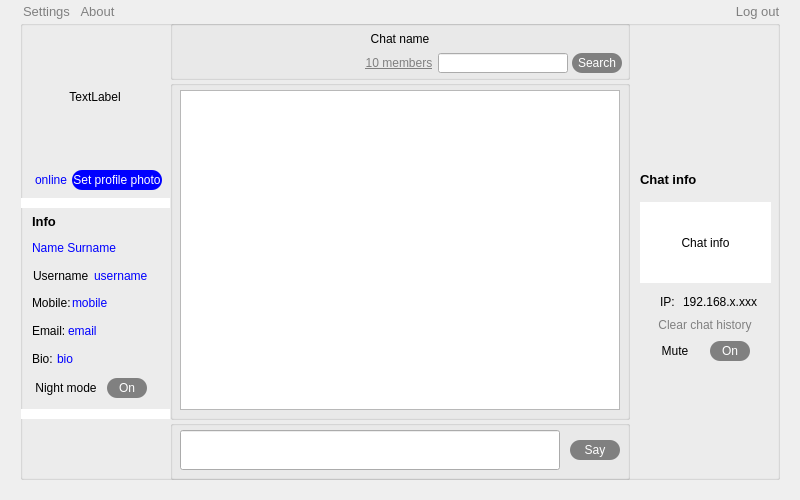
The window that Client/MyClient/myclient.ui (BogdPavel/Twinky) describes before a commit, drawn with Qt 5.
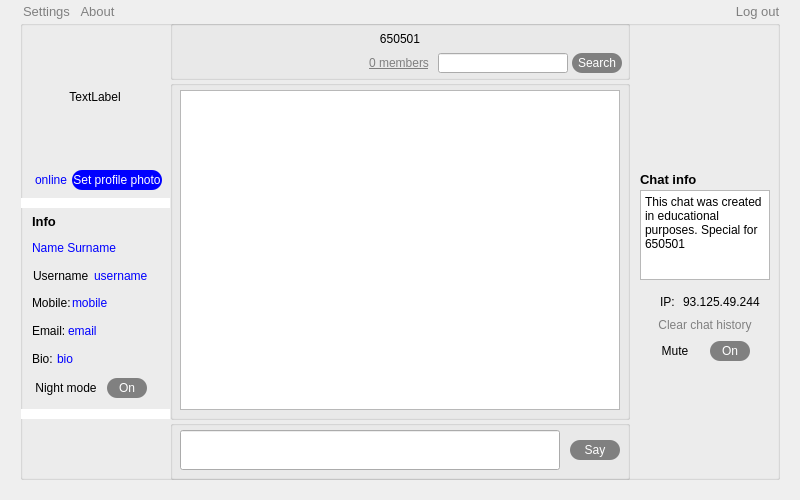
The same window after the commit. Icons and pictures are not drawn.

The edit to the form file:
```diff
--- a/Client/MyClient/myclient.ui
+++ b/Client/MyClient/myclient.ui
@@ -109,7 +109,7 @@
           <string notr="true">background: none</string>
          </property>
          <property name="text">
-          <string>Chat name</string>
+          <string>650501</string>
          </property>
          <property name="alignment">
           <set>Qt::AlignCenter</set>
@@ -158,7 +158,7 @@
 color: grey;</string>
            </property>
            <property name="text">
-            <string>10 members</string>
+            <string>0 members</string>
            </property>
           </widget>
          </item>
@@ -358,25 +358,6 @@
       <string>&lt;html&gt;&lt;head/&gt;&lt;body&gt;&lt;p&gt;&lt;span style=&quot; font-size:10pt; font-weight:600;&quot;&gt;Chat info&lt;/span&gt;&lt;/p&gt;&lt;/body&gt;&lt;/html&gt;</string>
      </property>
     </widget>
-    <widget class="QLabel" name="label_15">
-     <property name="geometry">
-      <rect>
-       <x>620</x>
-       <y>182</y>
-       <width>131</width>
-       <height>81</height>
-      </rect>
-     </property>
-     <property name="styleSheet">
-      <string notr="true">background-color: white</string>
-     </property>
-     <property name="text">
-      <string>Chat info</string>
-     </property>
-     <property name="alignment">
-      <set>Qt::AlignCenter</set>
-     </property>
-    </widget>
     <widget class="QWidget" name="layoutWidget_2">
      <property name="geometry">
       <rect>
@@ -944,7 +925,7 @@
          </size>
         </property>
         <property name="text">
-         <string>192.168.x.xxx</string>
+         <string>93.125.49.244</string>
         </property>
        </widget>
       </item>
@@ -1005,6 +986,26 @@
       </item>
      </layout>
     </widget>
+    <widget class="QTextEdit" name="textEdit">
+     <property name="geometry">
+      <rect>
+       <x>620</x>
+       <y>170</y>
+       <width>130</width>
+       <height>90</height>
+      </rect>
+     </property>
+     <property name="readOnly">
+      <bool>true</bool>
+     </property>
+     <property name="html">
+      <string>&lt;!DOCTYPE HTML PUBLIC &quot;-//W3C//DTD HTML 4.0//EN&quot; &quot;http://www.w3.org/TR/REC-html40/strict.dtd&quot;&gt;
+&lt;html&gt;&lt;head&gt;&lt;meta name=&quot;qrichtext&quot; content=&quot;1&quot; /&gt;&lt;style type=&quot;text/css&quot;&gt;
+p, li { white-space: pre-wrap; }
+&lt;/style&gt;&lt;/head&gt;&lt;body style=&quot; font-family:'MS Shell Dlg 2'; font-size:8.25pt; font-weight:400; font-style:normal;&quot;&gt;
+&lt;p style=&quot; margin-top:0px; margin-bottom:0px; margin-left:0px; margin-right:0px; -qt-block-indent:0; text-indent:0px;&quot;&gt;&lt;span style=&quot; font-size:9pt;&quot;&gt;This chat was created in educational purposes. Special for 650501&lt;/span&gt;&lt;/p&gt;&lt;/body&gt;&lt;/html&gt;</string>
+     </property>
+    </widget>
    </widget>
    <widget class="QPushButton" name="settingsButton">
     <property name="geometry">
```
Left out of the diff: 4 changed lines with no effect on the pictures.
